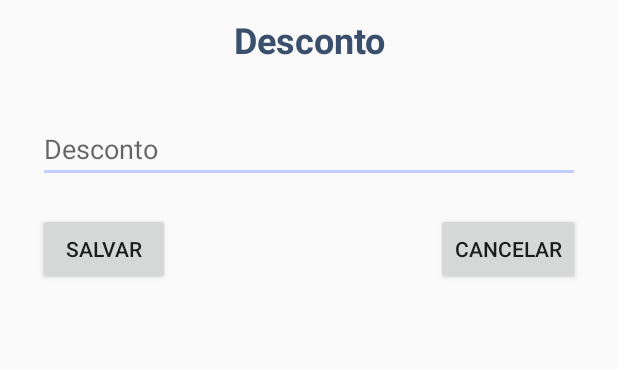
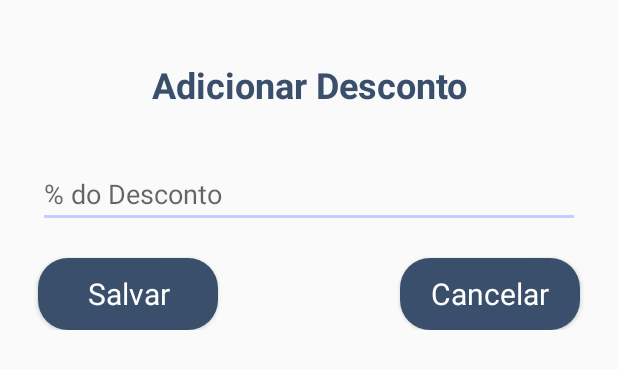
Before and after one commit to lorranasantos/Flow-Trading-System-App, an Android app: the layout add_discount_pdv.xml on its own in the app's theme, with its tools: preview values and no code run, on a phone screen of 412 x 824 dp. Shown: the top 369 px of the screen. Run offline under Robolectric (Android 15) with nearby library versions, the phone set to English and light mode, and no system bars.

Commit message:
Aplicar valor do desconto para futuro calculo

```diff
--- a/app/src/main/java/com/example/flowtrandingsystem/gui/model/Costumer.kt
+++ b/app/src/main/java/com/example/flowtrandingsystem/gui/model/Costumer.kt
@@ -1,7 +1,7 @@
 package com.example.flowtrandingsystem.gui.model
 
 data class Costumer (
-    var id: Int = 0,
-    var cpf: String = "",
-    var costumer_name: String = ""
+//    var id: Int = 0,
+    var cpf: String = ""
+//    var costumer_name: String = ""
 )
--- a/app/src/main/res/layout/add_discount_pdv.xml
+++ b/app/src/main/res/layout/add_discount_pdv.xml
@@ -1,19 +1,21 @@
 <?xml version="1.0" encoding="utf-8"?>
 <androidx.constraintlayout.widget.ConstraintLayout xmlns:android="http://schemas.android.com/apk/res/android"
     android:layout_width="match_parent"
-    android:layout_height="match_parent"
+    android:layout_height="wrap_content"
+    android:paddingTop="30dp"
+    android:paddingBottom="30dp"
     xmlns:app="http://schemas.android.com/apk/res-auto">
 
     <TextView
         android:id="@+id/add_discount_title"
+        style="@style/title_product_name"
         android:layout_width="match_parent"
         android:layout_height="wrap_content"
+        android:padding="10dp"
         android:text="@string/discount"
-        android:padding="10dp"
         android:textAlignment="center"
-        style="@style/title_product_name"
-        app:layout_constraintTop_toTopOf="parent"
-        app:layout_constraintStart_toStartOf="parent"/>
+        app:layout_constraintStart_toStartOf="parent"
+        app:layout_constraintTop_toTopOf="parent" />
 
     <EditText
         android:id="@+id/edit_add_discount_pdv"
@@ -22,31 +24,36 @@
         android:layout_marginTop="24dp"
         android:layout_marginStart="25dp"
         android:layout_marginEnd="25dp"
+        android:inputType="number"
         app:layout_constraintTop_toBottomOf="@+id/add_discount_title"
         app:layout_constraintStart_toStartOf="parent"
         app:layout_constraintEnd_toEndOf="parent"
-        android:hint="@string/discount"/>
+        android:hint="% do Desconto"/>
 
     <Button
         android:id="@+id/button_save_discount"
-        android:layout_width="0dp"
+        android:layout_width="120dp"
         android:layout_height="wrap_content"
         android:layout_marginTop="20dp"
         android:layout_marginStart="25dp"
         android:layout_marginBottom="20dp"
+        android:background="@drawable/rounded_purple_button"
+        android:textAppearance="@style/buttonTextAppearence"
         app:layout_constraintStart_toStartOf="parent"
         app:layout_constraintTop_toBottomOf="@+id/edit_add_discount_pdv"
         android:text="Salvar"/>
 
     <Button
         android:id="@+id/button_cancel_discount"
-        android:layout_width="0dp"
+        android:layout_width="120dp"
         android:layout_height="wrap_content"
         android:layout_marginTop="20dp"
-        android:layout_marginBottom="20dp"
         android:layout_marginEnd="25dp"
+        android:background="@drawable/rounded_purple_button"
+        android:text="Cancelar"
+        android:textAppearance="@style/buttonTextAppearence"
+        app:layout_constraintBottom_toBottomOf="@+id/button_save_discount"
         app:layout_constraintEnd_toEndOf="parent"
-        app:layout_constraintTop_toBottomOf="@+id/edit_add_discount_pdv"
-        android:text="Cancelar"/>
+        app:layout_constraintTop_toBottomOf="@+id/edit_add_discount_pdv" />
 
 </androidx.constraintlayout.widget.ConstraintLayout>
--- a/app/src/main/res/layout/pdv.xml
+++ b/app/src/main/res/layout/pdv.xml
@@ -251,7 +251,7 @@
                             style="@style/titles_pdv"
                             android:layout_width="match_parent"
                             android:layout_height="wrap_content"
-                            android:text="R$25,00"
+                            android:text="R$0,00"
                             android:textAlignment="center" />
                     </LinearLayout>
 
@@ -288,10 +288,11 @@
                         android:padding="10dp">
 
                         <TextView
+                            android:id="@+id/final_discount"
                             style="@style/titles_pdv"
                             android:layout_width="match_parent"
                             android:layout_height="wrap_content"
-                            android:text="15%"
+                            android:text="0%"
                             android:textAlignment="center" />
                     </LinearLayout>
 
--- a/app/src/main/res/values/strings.xml
+++ b/app/src/main/res/values/strings.xml
@@ -76,7 +76,7 @@
     <string name="un_price_abrv">Vlr. unit.</string>
     <string name="total">Total</string>
     <string name="subtotal">SubTotal</string>
-    <string name="discount">Desconto</string>
+    <string name="discount">Adicionar Desconto</string>
     <string name="client_register">Cadastrar Cliente</string>
     <string name="product">Produto</string>
 
```
Also changed, not shown: app/src/main/java/com/example/flowtrandingsystem/gui/ui/PdvActivity.kt (+53 -77 lines), app/src/main/res/layout/client_register_pdv.xml (+9 -3 lines).
